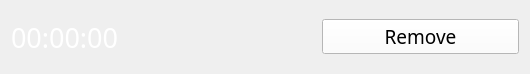
The window that LabRob_n2/Forms/alarm.ui (inmistlosted/OOP) describes before a commit, drawn with Qt 5.
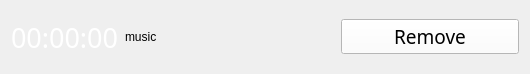
The same window after the commit.

Patch:
```diff
--- a/LabRob_n2/Forms/alarm.ui
+++ b/LabRob_n2/Forms/alarm.ui
@@ -16,7 +16,7 @@
   <property name="styleSheet">
    <string notr="true"/>
   </property>
-  <layout class="QHBoxLayout" name="horizontalLayout" stretch="0,1,1">
+  <layout class="QHBoxLayout" name="horizontalLayout" stretch="0,0,1,1">
    <item>
     <widget class="QLabel" name="time_label">
      <property name="font">
@@ -33,6 +33,13 @@
      </property>
     </widget>
    </item>
+   <item>
+    <widget class="QLabel" name="label">
+     <property name="text">
+      <string>music</string>
+     </property>
+    </widget>
+   </item>
    <item>
     <spacer name="horizontalSpacer">
      <property name="orientation">
```
